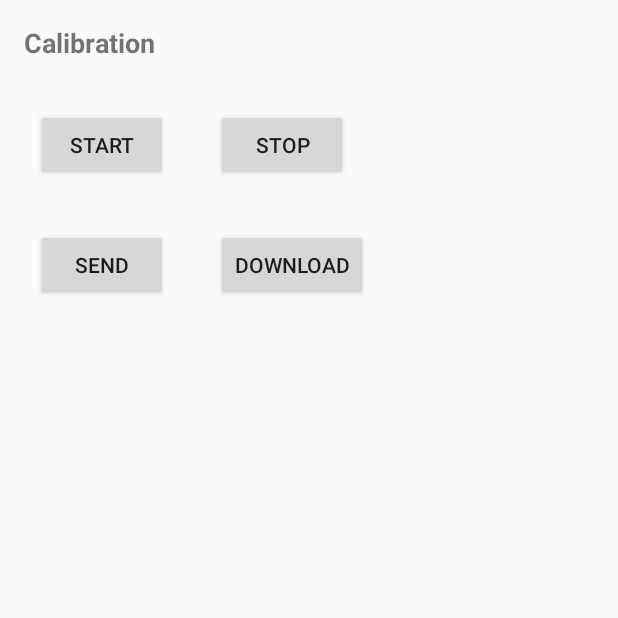
After one commit to aronfabian/SoundLevelMeter, an Android app: the CalibrationActivity screen opened directly, with no data from a screen before it, on a phone screen of 412 x 824 dp, the top half of it. The commit adds this screen. Run offline under Robolectric (Android 15) with nearby library versions, the phone set to English and light mode, and no system bars.

Commit message:
kalibrációs activity state 1

```diff
--- a/app/src/main/AndroidManifest.xml
+++ b/app/src/main/AndroidManifest.xml
@@ -24,6 +24,14 @@
                 <category android:name="android.intent.category.LAUNCHER" />
             </intent-filter>
         </activity>
+        <activity
+            android:name=".CalibrationActivity"
+            android:screenOrientation="portrait">
+            <intent-filter>
+                <action android:name="wavrecorder.com.fabian.aron.wavrecorder.CalibrationActivity" />
+                <category android:name="android.intent.category.DEFAULT" />
+            </intent-filter>
+        </activity>
 
         <service android:name=".RecorderService" />
         <service
--- /dev/null
+++ b/app/src/main/java/wavrecorder/com/fabian/aron/wavrecorder/CalibrationActivity.java
@@ -0,0 +1,15 @@
+package wavrecorder.com.fabian.aron.wavrecorder;
+
+import android.app.Activity;
+import android.os.Bundle;
+
+/**
+ * Created by Aron Fabian on 2018. 09. 15..
+ */
+public class CalibrationActivity extends Activity {
+    @Override
+    protected void onCreate(Bundle savedInstanceState) {
+        super.onCreate(savedInstanceState);
+        setContentView(R.layout.activity_calibration);
+    }
+}
--- /dev/null
+++ b/app/src/main/res/layout/activity_calibration.xml
@@ -0,0 +1,57 @@
+<?xml version="1.0" encoding="utf-8"?>
+<android.support.constraint.ConstraintLayout
+    xmlns:android="http://schemas.android.com/apk/res/android"
+    xmlns:app="http://schemas.android.com/apk/res-auto"
+    xmlns:tools="http://schemas.android.com/tools"
+    android:layout_width="match_parent"
+    android:layout_height="match_parent">
+
+    <TextView
+        android:id="@+id/textView"
+        android:layout_width="wrap_content"
+        android:layout_height="wrap_content"
+        android:layout_marginStart="16dp"
+        android:layout_marginTop="16dp"
+        android:text="@string/calibration"
+        android:textSize="18sp"
+        android:textStyle="bold"
+        app:layout_constraintStart_toStartOf="parent"
+        app:layout_constraintTop_toTopOf="parent" />
+
+    <Button
+        android:id="@+id/btn_start_calib"
+        android:layout_width="wrap_content"
+        android:layout_height="wrap_content"
+        android:layout_marginStart="8dp"
+        android:layout_marginTop="32dp"
+        android:text="START"
+        app:layout_constraintStart_toStartOf="@+id/textView"
+        app:layout_constraintTop_toBottomOf="@+id/textView" />
+
+    <Button
+        android:id="@+id/btn_stop_calib"
+        android:layout_width="wrap_content"
+        android:layout_height="wrap_content"
+        android:layout_marginStart="32dp"
+        android:text="STOP"
+        app:layout_constraintStart_toEndOf="@+id/btn_start_calib"
+        app:layout_constraintTop_toTopOf="@+id/btn_start_calib" />
+
+    <Button
+        android:id="@+id/btn_send_calib"
+        android:layout_width="wrap_content"
+        android:layout_height="wrap_content"
+        android:layout_marginTop="32dp"
+        android:text="@string/send_btn"
+        app:layout_constraintStart_toStartOf="@+id/btn_start_calib"
+        app:layout_constraintTop_toBottomOf="@+id/btn_start_calib" />
+
+    <Button
+        android:id="@+id/btn_download_calib"
+        android:layout_width="wrap_content"
+        android:layout_height="wrap_content"
+        android:layout_marginTop="32dp"
+        android:text="@string/download_btn"
+        app:layout_constraintStart_toStartOf="@+id/btn_stop_calib"
+        app:layout_constraintTop_toBottomOf="@+id/btn_stop_calib" />
+</android.support.constraint.ConstraintLayout>
--- a/app/src/main/res/values/strings.xml
+++ b/app/src/main/res/values/strings.xml
@@ -18,6 +18,7 @@
     <string name="start_meas">Measurement started!</string>
     <string name="stop_meas">Measurement stopped!</string>
     <string name="settings_info">Stop measurement before go to settings!</string>
-
-
+    <string name="send_btn">Send</string>
+    <string name="download_btn">Download</string>
+    <string name="calibration">Calibration</string>
 </resources>
--- a/app/src/main/res/xml/app_preferences.xml
+++ b/app/src/main/res/xml/app_preferences.xml
@@ -24,5 +24,15 @@
         android:summary="@string/calib_sum"
         android:title="@string/calib_title" />
 
+    <Preference
+        android:key="calib_settings"
+        android:summary="asd"
+        android:title="asd">
+        <intent android:action="wavrecorder.com.fabian.aron.wavrecorder.CalibrationActivity"/>
+    </Preference>
+
+
+
+
 
 </android.support.v7.preference.PreferenceScreen>
```
Also changed, not shown: 2 other files.
